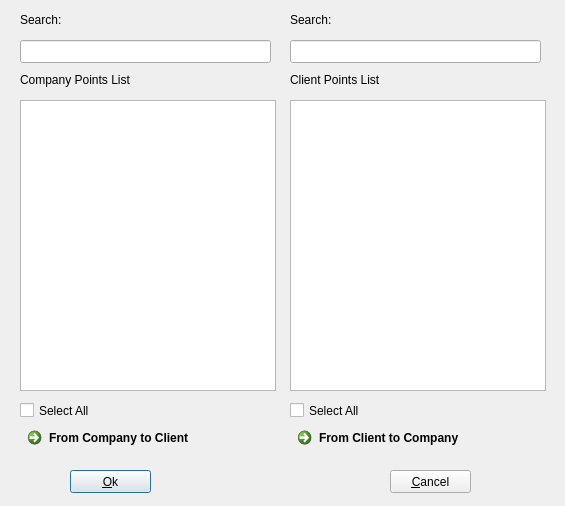
First picture: the form in src/AtpClient/ui/AtpClientSyncPoints.ui, repository arsinte-andrei/electricity, before the edit.
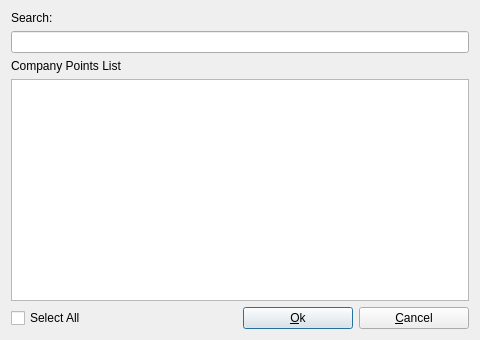
Second picture: the form after the edit.

Diff of the .ui file:
```diff
--- a/src/AtpClient/ui/AtpClientSyncPoints.ui
+++ b/src/AtpClient/ui/AtpClientSyncPoints.ui
@@ -6,189 +6,68 @@
    <rect>
     <x>0</x>
     <y>0</y>
-    <width>565</width>
-    <height>506</height>
+    <width>480</width>
+    <height>340</height>
    </rect>
   </property>
+  <property name="sizePolicy">
+   <sizepolicy hsizetype="Fixed" vsizetype="Fixed">
+    <horstretch>0</horstretch>
+    <verstretch>0</verstretch>
+   </sizepolicy>
+  </property>
   <property name="windowTitle">
    <string>Dialog</string>
   </property>
-  <widget class="QPushButton" name="buttonOk">
-   <property name="geometry">
-    <rect>
-     <x>70</x>
-     <y>470</y>
-     <width>81</width>
-     <height>23</height>
-    </rect>
-   </property>
-   <property name="text">
-    <string>&amp;Ok</string>
-   </property>
-  </widget>
-  <widget class="QPushButton" name="buttonCancel">
-   <property name="geometry">
-    <rect>
-     <x>390</x>
-     <y>470</y>
-     <width>81</width>
-     <height>23</height>
-    </rect>
-   </property>
-   <property name="text">
-    <string>&amp;Cancel</string>
-   </property>
-  </widget>
-  <widget class="QTableView" name="tableCompantPoint">
-   <property name="geometry">
-    <rect>
-     <x>20</x>
-     <y>100</y>
-     <width>256</width>
-     <height>291</height>
-    </rect>
-   </property>
-  </widget>
-  <widget class="QTableView" name="tableClientPoint">
-   <property name="geometry">
-    <rect>
-     <x>290</x>
-     <y>100</y>
-     <width>256</width>
-     <height>291</height>
-    </rect>
-   </property>
-  </widget>
-  <widget class="QLabel" name="label">
-   <property name="geometry">
-    <rect>
-     <x>20</x>
-     <y>70</y>
-     <width>131</width>
-     <height>20</height>
-    </rect>
-   </property>
-   <property name="text">
-    <string>Company Points List</string>
-   </property>
-  </widget>
-  <widget class="QLabel" name="label_2">
-   <property name="geometry">
-    <rect>
-     <x>290</x>
-     <y>70</y>
-     <width>131</width>
-     <height>20</height>
-    </rect>
-   </property>
-   <property name="text">
-    <string>Client Points List</string>
-   </property>
-  </widget>
-  <widget class="QCommandLinkButton" name="buttonFromCompany">
-   <property name="geometry">
-    <rect>
-     <x>20</x>
-     <y>420</y>
-     <width>256</width>
-     <height>41</height>
-    </rect>
-   </property>
-   <property name="text">
-    <string>From Company to Client</string>
-   </property>
-  </widget>
-  <widget class="QCommandLinkButton" name="buttonFromClient">
-   <property name="geometry">
-    <rect>
-     <x>290</x>
-     <y>420</y>
-     <width>256</width>
-     <height>41</height>
-    </rect>
-   </property>
-   <property name="text">
-    <string>From Client to Company</string>
-   </property>
-  </widget>
-  <widget class="QCheckBox" name="checAllCompany">
-   <property name="geometry">
-    <rect>
-     <x>20</x>
-     <y>400</y>
-     <width>85</width>
-     <height>21</height>
-    </rect>
-   </property>
-   <property name="text">
-    <string>Select All</string>
-   </property>
-   <property name="tristate">
-    <bool>true</bool>
-   </property>
-  </widget>
-  <widget class="QCheckBox" name="checkAllClient">
-   <property name="geometry">
-    <rect>
-     <x>290</x>
-     <y>400</y>
-     <width>85</width>
-     <height>21</height>
-    </rect>
-   </property>
-   <property name="text">
-    <string>Select All</string>
-   </property>
-   <property name="tristate">
-    <bool>true</bool>
-   </property>
-  </widget>
-  <widget class="QLineEdit" name="editSearchCompPoints">
-   <property name="geometry">
-    <rect>
-     <x>20</x>
-     <y>40</y>
-     <width>251</width>
-     <height>23</height>
-    </rect>
-   </property>
-  </widget>
-  <widget class="QLineEdit" name="editSearchClientPoints">
-   <property name="geometry">
-    <rect>
-     <x>290</x>
-     <y>40</y>
-     <width>251</width>
-     <height>23</height>
-    </rect>
-   </property>
-  </widget>
-  <widget class="QLabel" name="label_3">
-   <property name="geometry">
-    <rect>
-     <x>20</x>
-     <y>10</y>
-     <width>131</width>
-     <height>20</height>
-    </rect>
-   </property>
-   <property name="text">
-    <string>Search:</string>
-   </property>
-  </widget>
-  <widget class="QLabel" name="label_4">
-   <property name="geometry">
-    <rect>
-     <x>290</x>
-     <y>10</y>
-     <width>131</width>
-     <height>20</height>
-    </rect>
-   </property>
-   <property name="text">
-    <string>Search:</string>
-   </property>
-  </widget>
+  <property name="modal">
+   <bool>true</bool>
+  </property>
+  <layout class="QGridLayout" name="gridLayout">
+   <item row="0" column="0" colspan="2">
+    <widget class="QLabel" name="label_3">
+     <property name="text">
+      <string>Search:</string>
+     </property>
+    </widget>
+   </item>
+   <item row="1" column="0" colspan="4">
+    <widget class="QLineEdit" name="editSearchCompPoints"/>
+   </item>
+   <item row="2" column="0" colspan="2">
+    <widget class="QLabel" name="label">
+     <property name="text">
+      <string>Company Points List</string>
+     </property>
+    </widget>
+   </item>
+   <item row="3" column="0" colspan="4">
+    <widget class="QTableView" name="tableCompPoint"/>
+   </item>
+   <item row="4" column="0">
+    <widget class="QCheckBox" name="checkAllCompany">
+     <property name="text">
+      <string>Select All</string>
+     </property>
+     <property name="tristate">
+      <bool>true</bool>
+     </property>
+    </widget>
+   </item>
+   <item row="4" column="2">
+    <widget class="QPushButton" name="buttonOk">
+     <property name="text">
+      <string>&amp;Ok</string>
+     </property>
+    </widget>
+   </item>
+   <item row="4" column="3">
+    <widget class="QPushButton" name="buttonCancel">
+     <property name="text">
+      <string>&amp;Cancel</string>
+     </property>
+    </widget>
+   </item>
+  </layout>
  </widget>
  <resources/>
  <connections/>
```
Left out of the diff: 5 changed lines with no effect on the pictures.
